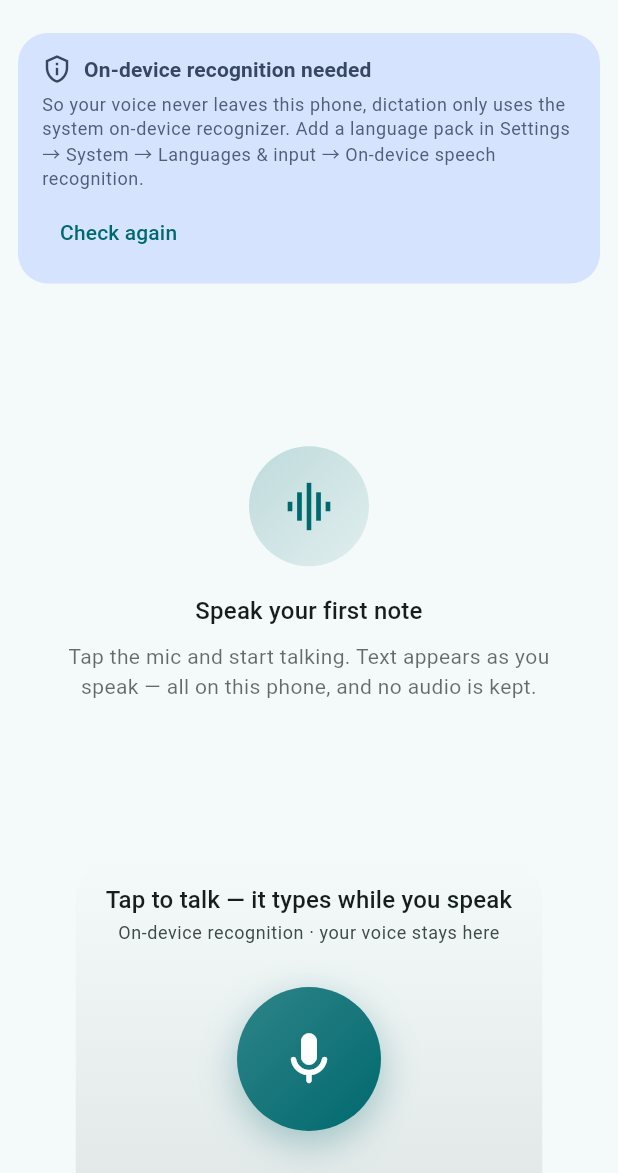
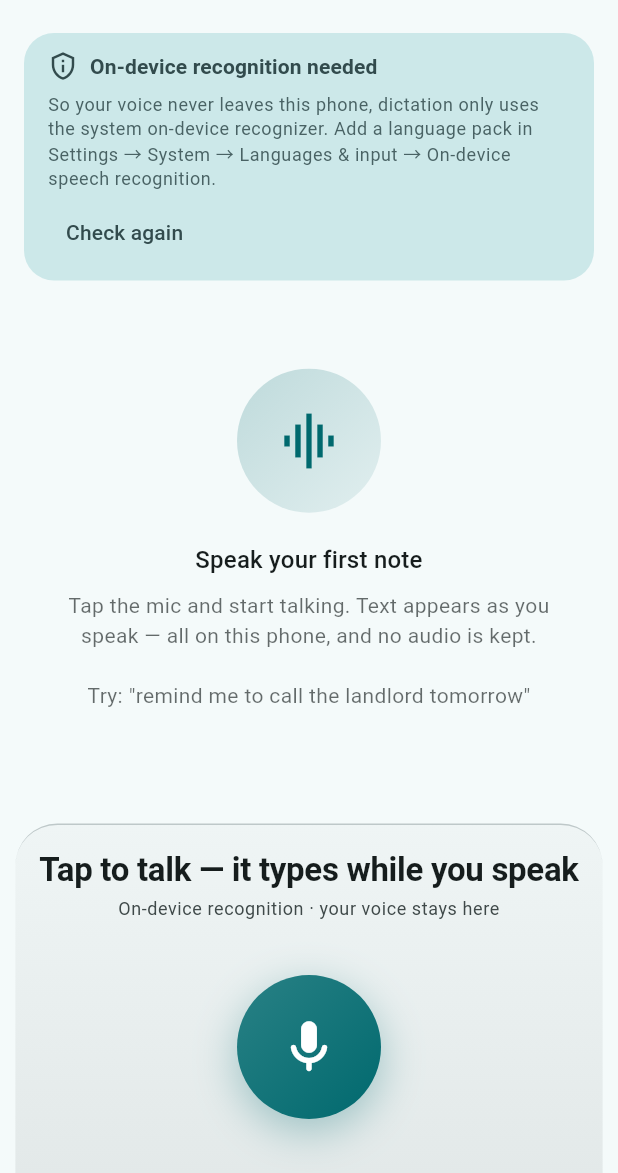
Before and after one commit to noobclaw/laura, a Flutter app: the screen it shows after launch, on a phone screen of 412 x 824 dp, the part 63-1236 px from its top. Run offline on Flutter 3.47's test engine with Material 3 defaults, Android fonts, the phone set to English and light mode, and no system bars; our stand-ins replace camera, flutter_compass, flutter_local_notifications, flutter_timezone, geolocator, in_app_purchase and 5 more; missing offline and left inert: home_widget, record.

Commit message:
echo-jot: G6b visual pass — fix dark-mode hero, visible panel, one content inset
The independent design review sent the first package back with three
disqualifying defects and four consistency problems; all are fixed here.

- the mic hero hardcoded a white glyph and lightened its gradient towards white,
  so in dark mode (where the accent is a light tone) the app's signature control
  rendered at roughly 1.3:1 contrast — now onPrimary/onError with a
  brightness-aware sheen
- the pulse ring grew past its clipping Stack, rendering flat-topped for the
  whole session — box is now large enough for it
- the dictation panel started its gradient at the scaffold colour with no
  border, so the panel had no visible edge at all — tonal start plus a hairline
- the live transcript, the emotional payload of the app, was a 0.75-alpha tint
  on a same-family surface — real surface plus a border now
- one 16dp content inset everywhere (cards, search field, banners, panel, note
  screen) instead of four different ones with misaligned left edges
- the same three facts are the same InfoChip on the timeline and on the note
- the capability banner used tertiary (lilac under a teal seed) with teal
  buttons on it — now secondaryContainer with explicit foreground

Also: level meter fills the panel width, hero line outranks card titles, empty
state lifted with an example prompt, paywall shows the price it is asking for,
"how it works" is four cards instead of a wall of prose.

BACKLOG: echo-jot ⚪→✅已做(待真机验收).

Co-Authored-By: Claude Opus 5 (1M context) <noreply@anthropic.com>

```diff
--- a/apps/echo-jot/lib/tool/app_theme.dart
+++ b/apps/echo-jot/lib/tool/app_theme.dart
@@ -25,7 +25,9 @@ ThemeData buildEchoJotTheme(Brightness brightness) {
       elevation: 0,
       color: scheme.surfaceContainerHigh,
       clipBehavior: Clip.antiAlias,
-      margin: const EdgeInsets.symmetric(horizontal: 12, vertical: 4),
+      // One content inset across the app (search field, banners, cards, panel):
+      // misaligned left edges are what makes a screen look assembled, not designed.
+      margin: const EdgeInsets.symmetric(horizontal: 16, vertical: 4),
       shape: RoundedRectangleBorder(borderRadius: BorderRadius.circular(20)),
     ),
     appBarTheme: AppBarTheme(
--- a/apps/echo-jot/lib/tool/home_page.dart
+++ b/apps/echo-jot/lib/tool/home_page.dart
@@ -249,9 +249,11 @@ class _EchoJotHomeState extends State<EchoJotHome> with WidgetsBindingObserver {
                   body: searching
                       ? tr(zh: '换个关键词再试试。', en: 'Try another keyword.')
                       : tr(
-                          zh: '点下面的话筒开始说,文字会边说边出现——全程在这台手机上完成,不保存录音。',
+                          zh: '点下面的话筒开始说,文字会边说边出现——全程在这台手机上完成,不保存录音。\n\n'
+                              '试试说:「提醒我明天上午给房东打电话」',
                           en: 'Tap the mic and start talking. Text appears as you '
-                              'speak — all on this phone, and no audio is kept.',
+                              'speak — all on this phone, and no audio is kept.\n\n'
+                              'Try: "remind me to call the landlord tomorrow"',
                         ),
                 )
               : ListView.builder(
@@ -288,7 +290,7 @@ class _LoadErrorNotice extends StatelessWidget {
   Widget build(BuildContext context) {
     final cs = Theme.of(context).colorScheme;
     return Container(
-      margin: const EdgeInsets.fromLTRB(12, 8, 12, 4),
+      margin: const EdgeInsets.fromLTRB(16, 8, 16, 4),
       padding: const EdgeInsets.fromLTRB(16, 12, 16, 12),
       decoration: BoxDecoration(
         color: cs.errorContainer,
@@ -331,11 +333,13 @@ class _CapabilityNotice extends StatelessWidget {
   Widget build(BuildContext context) {
     final cs = Theme.of(context).colorScheme;
     final permanentlyDenied = controller.permissionPermanentlyDenied;
+    // secondaryContainer keeps the banner inside the teal palette — the default
+    // tertiary tone lands on lilac and fights the hero.
     return Container(
-      margin: const EdgeInsets.fromLTRB(12, 8, 12, 4),
-      padding: const EdgeInsets.fromLTRB(16, 14, 16, 10),
+      margin: const EdgeInsets.fromLTRB(16, 8, 16, 4),
+      padding: const EdgeInsets.fromLTRB(16, 12, 16, 8),
       decoration: BoxDecoration(
-        color: cs.tertiaryContainer,
+        color: cs.secondaryContainer,
         borderRadius: BorderRadius.circular(20),
       ),
       child: Column(
@@ -344,20 +348,20 @@ class _CapabilityNotice extends StatelessWidget {
           Row(
             children: [
               Icon(Icons.privacy_tip_outlined,
-                  size: 20, color: cs.onTertiaryContainer),
+                  size: 20, color: cs.onSecondaryContainer),
               const SizedBox(width: 8),
               Expanded(
                 child: Text(
                   tr(zh: '需要系统的设备端语音识别', en: 'On-device recognition needed'),
                   style: Theme.of(context).textTheme.titleSmall?.copyWith(
-                        color: cs.onTertiaryContainer,
+                        color: cs.onSecondaryContainer,
                         fontWeight: FontWeight.w600,
                       ),
                 ),
               ),
             ],
           ),
-          const SizedBox(height: 6),
+          const SizedBox(height: 8),
           Text(
             tr(
               zh: '为了让声音不出这台手机,听写只用系统内置的设备端识别。'
@@ -367,7 +371,7 @@ class _CapabilityNotice extends StatelessWidget {
                   'System → Languages & input → On-device speech recognition.',
             ),
             style: Theme.of(context).textTheme.bodySmall?.copyWith(
-                  color: cs.onTertiaryContainer.withValues(alpha: 0.85),
+                  color: cs.onSecondaryContainer.withValues(alpha: 0.85),
                   height: 1.35,
                 ),
           ),
@@ -376,11 +380,15 @@ class _CapabilityNotice extends StatelessWidget {
             children: [
               TextButton(
                 onPressed: onRecheck,
+                style: TextButton.styleFrom(
+                    foregroundColor: cs.onSecondaryContainer),
                 child: Text(tr(zh: '重新检测', en: 'Check again')),
               ),
               if (permanentlyDenied)
                 TextButton(
                   onPressed: controller.openSystemSettings,
+                  style: TextButton.styleFrom(
+                      foregroundColor: cs.onSecondaryContainer),
                   child: Text(tr(zh: '去系统设置', en: 'Open settings')),
                 ),
             ],
@@ -404,24 +412,30 @@ class _DictationPanel extends StatelessWidget {
     final listening = controller.listening;
     final finishing = controller.state == DictationState.finishing;
 
+    // The panel must read as a container: starting the gradient at cs.surface
+    // (== scaffold background) made its 28px radius and top edge invisible.
     return Container(
       decoration: BoxDecoration(
         gradient: LinearGradient(
           begin: Alignment.topCenter,
           end: Alignment.bottomCenter,
           colors: [
-            cs.surface,
+            cs.surfaceContainerLow,
             listening
-                ? Color.alphaBlend(cs.primary.withValues(alpha: 0.16), cs.surface)
+                ? Color.alphaBlend(
+                    cs.primary.withValues(alpha: 0.18),
+                    cs.surfaceContainerHigh,
+                  )
                 : cs.surfaceContainerHigh,
           ],
         ),
         borderRadius: const BorderRadius.vertical(top: Radius.circular(28)),
+        border: Border(top: BorderSide(color: cs.outlineVariant)),
       ),
       child: SafeArea(
         top: false,
         child: Padding(
-          padding: const EdgeInsets.fromLTRB(20, 16, 20, 12),
+          padding: const EdgeInsets.fromLTRB(16, 16, 16, 12),
           child: Column(
             mainAxisSize: MainAxisSize.min,
             children: [
@@ -431,7 +445,7 @@ class _DictationPanel extends StatelessWidget {
                 Flexible(
                   child: _LiveTranscript(text: controller.previewText),
                 ),
-                const SizedBox(height: 14),
+                const SizedBox(height: 16),
                 LevelMeter(levels: controller.levels),
                 const SizedBox(height: 12),
                 Text(
@@ -457,13 +471,14 @@ class _DictationPanel extends StatelessWidget {
               ] else ...[
                 Text(
                   tr(
-                    zh: '点一下开始说,松开手机也在转文字',
+                    zh: '点一下开始说,文字边说边出',
                     en: 'Tap to talk — it types while you speak',
                   ),
                   textAlign: TextAlign.center,
-                  style: Theme.of(context).textTheme.titleMedium,
+                  // The hero line must outrank card titles in the type scale.
+                  style: Theme.of(context).textTheme.titleLarge,
                 ),
-                const SizedBox(height: 2),
+                const SizedBox(height: 4),
                 Text(
                   tr(
                     zh: '设备端识别 · 声音不出这台手机',
@@ -530,8 +545,11 @@ class _LiveTranscriptState extends State<_LiveTranscript> {
       width: double.infinity,
       padding: const EdgeInsets.symmetric(horizontal: 16, vertical: 12),
       decoration: BoxDecoration(
-        color: cs.surfaceContainerHighest.withValues(alpha: 0.75),
+        // The live transcript is the emotional payload — give it a real surface
+        // with an edge, not a barely-there tint.
+        color: cs.surface,
         borderRadius: BorderRadius.circular(20),
+        border: Border.all(color: cs.outlineVariant),
       ),
       child: SingleChildScrollView(
         controller: _scroll,
@@ -623,16 +641,16 @@ class NoteCard extends StatelessWidget {
                         ),
                   ),
                 ],
-                const SizedBox(height: 10),
+                const SizedBox(height: 12),
                 Row(
                   children: [
-                    _Chip(
+                    InfoChip(
                       icon: Icons.timer_outlined,
                       label: formatElapsed(
                           Duration(milliseconds: note.durationMs)),
                     ),
                     const SizedBox(width: 8),
-                    _Chip(
+                    InfoChip(
                       icon: Icons.short_text,
                       label: formatLength(units, cjk: cjk),
                     ),
@@ -646,35 +664,3 @@ class NoteCard extends StatelessWidget {
     );
   }
 }
-
-class _Chip extends StatelessWidget {
-  const _Chip({required this.icon, required this.label});
-
-  final IconData icon;
-  final String label;
-
-  @override
-  Widget build(BuildContext context) {
-    final cs = Theme.of(context).colorScheme;
-    return Container(
-      padding: const EdgeInsets.symmetric(horizontal: 10, vertical: 4),
-      decoration: BoxDecoration(
-        color: cs.primary.withValues(alpha: 0.10),
-        borderRadius: BorderRadius.circular(12),
-      ),
-      child: Row(
-        children: [
-          Icon(icon, size: 14, color: cs.primary),
-          const SizedBox(width: 5),
-          Text(
-            label,
-            style: Theme.of(context).textTheme.bodySmall?.copyWith(
-                  color: cs.primary,
-                  fontWeight: FontWeight.w600,
-                ),
-          ),
-        ],
-      ),
-    );
-  }
-}
--- a/apps/echo-jot/lib/tool/ui_common.dart
+++ b/apps/echo-jot/lib/tool/ui_common.dart
@@ -56,7 +56,10 @@ class EmptyState extends StatelessWidget {
       builder: (context, constraints) => SingleChildScrollView(
         child: ConstrainedBox(
           constraints: BoxConstraints(minHeight: constraints.maxHeight),
-          child: Center(
+          // Slightly above centre: a first-run screen centred in a tall column
+          // reads as a void with a small cluster floating in it.
+          child: Align(
+            alignment: const Alignment(0, -0.25),
             child: Padding(
               padding: const EdgeInsets.symmetric(horizontal: 32, vertical: 24),
               child: Column(
@@ -64,8 +67,8 @@ class EmptyState extends StatelessWidget {
                 mainAxisSize: MainAxisSize.min,
                 children: [
                   Container(
-                    width: 80,
-                    height: 80,
+                    width: 96,
+                    height: 96,
                     decoration: BoxDecoration(
                       shape: BoxShape.circle,
                       gradient: LinearGradient(
@@ -77,9 +80,9 @@ class EmptyState extends StatelessWidget {
                         ],
                       ),
                     ),
-                    child: Icon(icon, size: 38, color: cs.primary),
+                    child: Icon(icon, size: 44, color: cs.primary),
                   ),
-                  const SizedBox(height: 18),
+                  const SizedBox(height: 20),
                   Text(title,
                       textAlign: TextAlign.center,
                       style: Theme.of(context).textTheme.titleMedium),
@@ -114,16 +117,20 @@ class LevelMeter extends StatelessWidget {
     final cs = Theme.of(context).colorScheme;
     return SizedBox(
       height: 40,
-      child: Row(
-        mainAxisAlignment: MainAxisAlignment.center,
+      // Bars are sized from the available width so the meter spans the panel
+      // instead of floating as a narrow strip in the middle.
+      child: LayoutBuilder(
+        builder: (context, constraints) {
+          final slot = constraints.maxWidth / levels.length;
+          final barWidth = (slot - 3).clamp(3.0, 8.0);
+          return Row(
+            mainAxisAlignment: MainAxisAlignment.spaceBetween,
             children: [
               for (final level in levels)
-            Padding(
-              padding: const EdgeInsets.symmetric(horizontal: 1.5),
-              child: AnimatedContainer(
+                AnimatedContainer(
                   duration: const Duration(milliseconds: 140),
                   curve: Curves.easeOut,
-                width: 4,
+                  width: barWidth,
                   height: 4 + level * 34,
                   decoration: BoxDecoration(
                     color: Color.lerp(
@@ -131,8 +138,44 @@ class LevelMeter extends StatelessWidget {
                       cs.primary,
                       level,
                     ),
-                  borderRadius: BorderRadius.circular(2),
+                    borderRadius: BorderRadius.circular(barWidth / 2),
                   ),
+                ),
+            ],
+          );
+        },
+      ),
+    );
+  }
+}
+
+/// Small tinted metric chip (duration, length…). Shared so the note card and
+/// the note screen speak the same visual language.
+class InfoChip extends StatelessWidget {
+  const InfoChip({super.key, required this.icon, required this.label});
+
+  final IconData icon;
+  final String label;
+
+  @override
+  Widget build(BuildContext context) {
+    final cs = Theme.of(context).colorScheme;
+    return Container(
+      padding: const EdgeInsets.symmetric(horizontal: 12, vertical: 4),
+      decoration: BoxDecoration(
+        color: cs.primary.withValues(alpha: 0.10),
+        borderRadius: BorderRadius.circular(12),
+      ),
+      child: Row(
+        mainAxisSize: MainAxisSize.min,
+        children: [
+          Icon(icon, size: 14, color: cs.primary),
+          const SizedBox(width: 4),
+          Text(
+            label,
+            style: Theme.of(context).textTheme.bodySmall?.copyWith(
+                  color: cs.primary,
+                  fontWeight: FontWeight.w600,
                 ),
           ),
         ],
@@ -186,11 +229,20 @@ class _MicButtonState extends State<MicButton>
 
   @override
   Widget build(BuildContext context) {
-    final cs = Theme.of(context).colorScheme;
+    final theme = Theme.of(context);
+    final cs = theme.colorScheme;
+    final light = theme.brightness == Brightness.light;
     final accent = widget.listening ? cs.error : cs.primary;
+    // The glyph must contrast with the accent in BOTH themes: in dark mode
+    // cs.primary is a light tone, so a hardcoded white mic would vanish.
+    final onAccent = widget.listening ? cs.onError : cs.onPrimary;
+    // Only lighten the gradient when the accent is dark (light theme); in dark
+    // mode go slightly the other way so the sheen still reads.
+    final sheen = Color.lerp(accent, light ? Colors.white : Colors.black, 0.16)!;
     return SizedBox(
-      width: 140,
-      height: 128,
+      // 144 so the pulse ring (96 + 42) is never clipped by the Stack.
+      width: 144,
+      height: 144,
       child: Stack(
         alignment: Alignment.center,
         children: [
@@ -224,15 +276,12 @@ class _MicButtonState extends State<MicButton>
                   gradient: LinearGradient(
                     begin: Alignment.topLeft,
                     end: Alignment.bottomRight,
-                    colors: [
-                      Color.lerp(accent, Colors.white, 0.18)!,
-                      accent,
-                    ],
+                    colors: [sheen, accent],
                   ),
                   boxShadow: [
                     BoxShadow(
-                      color: accent.withValues(alpha: 0.32),
-                      blurRadius: 22,
+                      color: accent.withValues(alpha: light ? 0.32 : 0.45),
+                      blurRadius: 24,
                       offset: const Offset(0, 8),
                     ),
                   ],
@@ -240,7 +289,7 @@ class _MicButtonState extends State<MicButton>
                 child: Icon(
                   widget.listening ? Icons.stop_rounded : Icons.mic_rounded,
                   size: 42,
-                  color: Colors.white,
+                  color: onAccent,
                 ),
               ),
             ),
```
Also changed, not shown: apps/echo-jot/lib/tool/echo_jot_tool.dart (+96 -35 lines), apps/echo-jot/lib/tool/note_detail_page.dart (+19 -25 lines), apps/echo-jot/lib/tool/paywall.dart (+38 -4 lines), 2 other files. Lines whose indentation alone changed are shown as unchanged.
